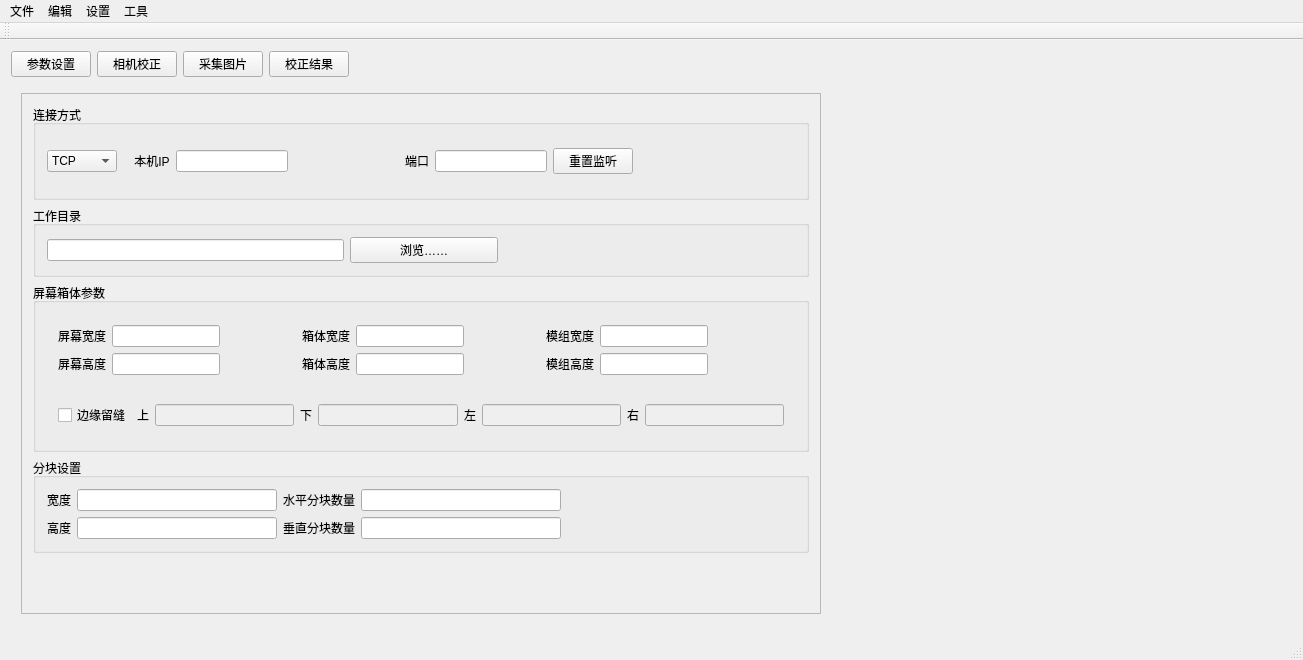
The window that miniLED_vs/mainwindow.ui (syhl268/miniLED_vs) describes before a commit, drawn with Qt 5.
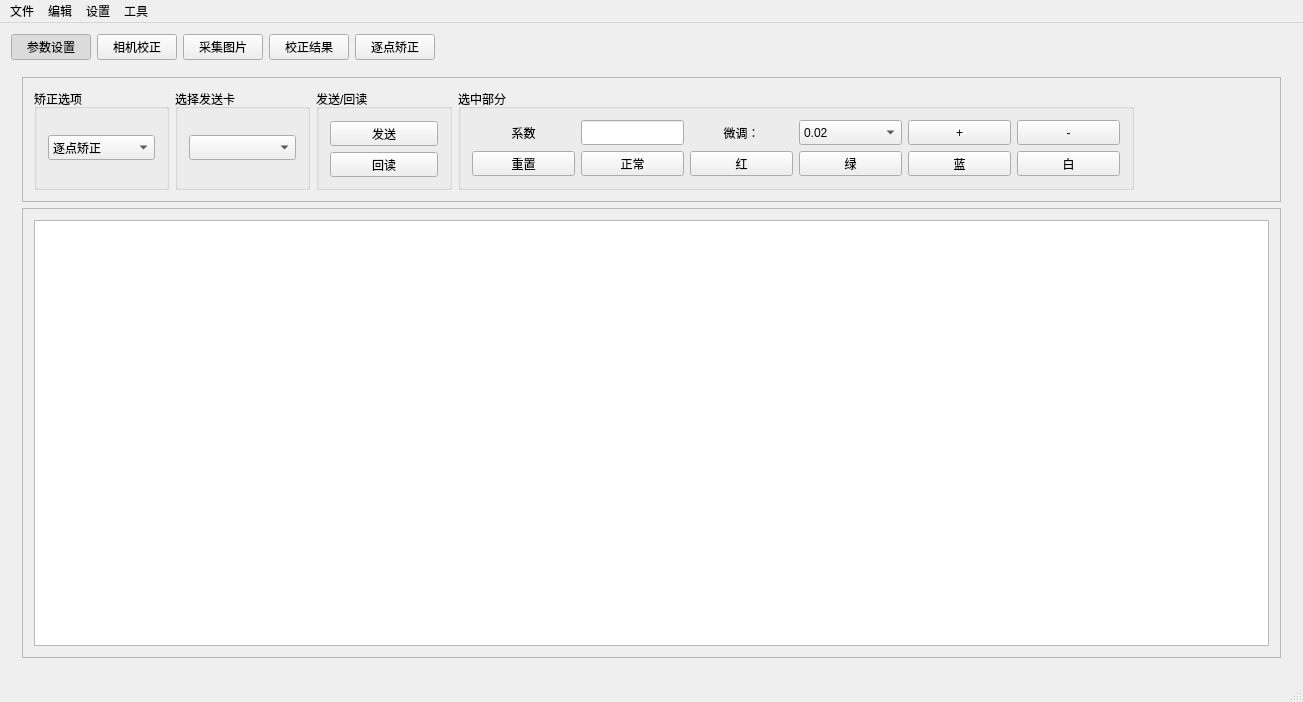
The same window after the commit. The open tabs and pages were chosen to show the change. Custom widgets are drawn as their Qt base class.

The edit to the form file:
```diff
--- a/miniLED_vs/mainwindow.ui
+++ b/miniLED_vs/mainwindow.ui
@@ -7,7 +7,7 @@
     <x>0</x>
     <y>0</y>
     <width>1303</width>
-    <height>660</height>
+    <height>702</height>
    </rect>
   </property>
   <property name="windowTitle">
@@ -19,33 +19,118 @@
      <layout class="QHBoxLayout" name="horizontalLayout">
       <item>
        <widget class="QPushButton" name="pushButton_ParameterSet">
+        <property name="minimumSize">
+         <size>
+          <width>70</width>
+          <height>0</height>
+         </size>
+        </property>
         <property name="styleSheet">
          <string notr="true"/>
         </property>
         <property name="text">
          <string>参数设置</string>
         </property>
+        <property name="checkable">
+         <bool>true</bool>
+        </property>
+        <property name="checked">
+         <bool>true</bool>
+        </property>
+        <property name="autoRepeat">
+         <bool>true</bool>
+        </property>
+        <property name="autoExclusive">
+         <bool>true</bool>
+        </property>
        </widget>
       </item>
       <item>
        <widget class="QPushButton" name="pushButton_CameraCalibration">
+        <property name="minimumSize">
+         <size>
+          <width>70</width>
+          <height>0</height>
+         </size>
+        </property>
         <property name="text">
          <string>相机校正</string>
         </property>
+        <property name="checkable">
+         <bool>true</bool>
+        </property>
+        <property name="autoRepeat">
+         <bool>true</bool>
+        </property>
+        <property name="autoExclusive">
+         <bool>true</bool>
+        </property>
        </widget>
       </item>
       <item>
        <widget class="QPushButton" name="pushButton_PickPicture">
+        <property name="minimumSize">
+         <size>
+          <width>70</width>
+          <height>0</height>
+         </size>
+        </property>
         <property name="text">
          <string>采集图片</string>
         </property>
+        <property name="checkable">
+         <bool>true</bool>
+        </property>
+        <property name="autoRepeat">
+         <bool>true</bool>
+        </property>
+        <property name="autoExclusive">
+         <bool>true</bool>
+        </property>
        </widget>
       </item>
       <item>
        <widget class="QPushButton" name="pushButton_CalibrationResult">
+        <property name="minimumSize">
+         <size>
+          <width>70</width>
+          <height>0</height>
+         </size>
+        </property>
         <property name="text">
          <string>校正结果</string>
         </property>
+        <property name="checkable">
+         <bool>true</bool>
+        </property>
+        <property name="autoRepeat">
+         <bool>true</bool>
+        </property>
+        <property name="autoExclusive">
+         <bool>true</bool>
+        </property>
+       </widget>
+      </item>
+      <item>
+       <widget class="QPushButton" name="pushButton_PointsCalibration">
+        <property name="minimumSize">
+         <size>
+          <width>70</width>
+          <height>0</height>
+         </size>
+        </property>
+        <property name="text">
+         <string>逐点矫正</string>
+        </property>
+        <property name="checkable">
+         <bool>true</bool>
+        </property>
+        <property name="autoRepeat">
+         <bool>true</bool>
+        </property>
+        <property name="autoExclusive">
+         <bool>true</bool>
+        </property>
        </widget>
       </item>
       <item>
@@ -75,7 +160,7 @@
           <x>10</x>
           <y>10</y>
           <width>800</width>
-          <height>521</height>
+          <height>547</height>
          </rect>
         </property>
         <property name="frameShape">
@@ -84,7 +169,7 @@
         <property name="frameShadow">
          <enum>QFrame::Raised</enum>
         </property>
-        <layout class="QVBoxLayout" name="verticalLayout_9">
+        <layout class="QVBoxLayout" name="verticalLayout_9" stretch="2,1,4,1,4">
          <item>
           <widget class="QGroupBox" name="groupBox_4">
            <property name="title">
@@ -569,17 +654,43 @@
           </widget>
          </item>
          <item>
-          <spacer name="verticalSpacer_3">
-           <property name="orientation">
-            <enum>Qt::Vertical</enum>
+          <widget class="QFrame" name="frame_4">
+           <property name="frameShape">
+            <enum>QFrame::StyledPanel</enum>
            </property>
-           <property name="sizeHint" stdset="0">
-            <size>
-             <width>20</width>
-             <height>99</height>
-            </size>
+           <property name="frameShadow">
+            <enum>QFrame::Raised</enum>
            </property>
-          </spacer>
+           <layout class="QHBoxLayout" name="horizontalLayout_16" stretch="8,1,1">
+            <item>
+             <spacer name="horizontalSpacer_16">
+              <property name="orientation">
+               <enum>Qt::Horizontal</enum>
+              </property>
+              <property name="sizeHint" stdset="0">
+               <size>
+                <width>595</width>
+                <height>20</height>
+               </size>
+              </property>
+             </spacer>
+            </item>
+            <item>
+             <widget class="QPushButton" name="pushButton_Sure">
+              <property name="text">
+               <string>确定</string>
+              </property>
+             </widget>
+            </item>
+            <item>
+             <widget class="QPushButton" name="pushButton_Cancel">
+              <property name="text">
+               <string>取消</string>
+              </property>
+             </widget>
+            </item>
+           </layout>
+          </widget>
          </item>
         </layout>
        </widget>
@@ -1351,6 +1462,476 @@
         </item>
        </layout>
       </widget>
+      <widget class="QWidget" name="page_7">
+       <layout class="QVBoxLayout" name="verticalLayout_14" stretch="1,8">
+        <item>
+         <widget class="QFrame" name="frame_2">
+          <property name="frameShape">
+           <enum>QFrame::StyledPanel</enum>
+          </property>
+          <property name="frameShadow">
+           <enum>QFrame::Raised</enum>
+          </property>
+          <layout class="QHBoxLayout" name="horizontalLayout_12" stretch="1,1,1,5,1">
+           <item>
+            <widget class="QGroupBox" name="groupBox_7">
+             <property name="title">
+              <string>矫正选项</string>
+             </property>
+             <layout class="QHBoxLayout" name="horizontalLayout_14">
+              <item>
+               <widget class="QComboBox" name="comboBox">
+                <property name="minimumSize">
+                 <size>
+                  <width>0</width>
+                  <height>25</height>
+                 </size>
+                </property>
+                <property name="maximumSize">
+                 <size>
+                  <width>16777215</width>
+                  <height>16777215</height>
+                 </size>
+                </property>
+                <item>
+                 <property name="text">
+                  <string>逐点矫正</string>
+                 </property>
+                </item>
+                <item>
+                 <property name="text">
+                  <string>拼缝矫正</string>
+                 </property>
+                </item>
+               </widget>
+              </item>
+             </layout>
+            </widget>
+           </item>
+           <item>
+            <widget class="QGroupBox" name="groupBox_8">
+             <property name="title">
+              <string>选择发送卡</string>
+             </property>
+             <layout class="QHBoxLayout" name="horizontalLayout_15">
+              <item>
+               <widget class="QComboBox" name="comboBox_2">
+                <property name="minimumSize">
+                 <size>
+                  <width>0</width>
+                  <height>25</height>
+                 </size>
+                </property>
+                <property name="maximumSize">
+                 <size>
+                  <width>16777215</width>
+                  <height>16777215</height>
+                 </size>
+                </property>
+               </widget>
+              </item>
+             </layout>
+            </widget>
+           </item>
+           <item>
+            <widget class="QGroupBox" name="groupBox_9">
+             <property name="title">
+              <string>发送/回读</string>
+             </property>
+             <layout class="QVBoxLayout" name="verticalLayout_15">
+              <item>
+               <widget class="QPushButton" name="pushButton_3">
+                <property name="minimumSize">
+                 <size>
+                  <width>0</width>
+                  <height>25</height>
+                 </size>
+                </property>
+                <property name="maximumSize">
+                 <size>
+                  <width>16777215</width>
+                  <height>22</height>
+                 </size>
+                </property>
+                <property name="text">
+                 <string>发送</string>
+                </property>
+               </widget>
+              </item>
+              <item>
+               <widget class="QPushButton" name="pushButton_10">
+                <property name="minimumSize">
+                 <size>
+                  <width>0</width>
+                  <height>25</height>
+                 </size>
+                </property>
+                <property name="maximumSize">
+                 <size>
+                  <width>16777215</width>
+                  <height>22</height>
+                 </size>
+                </property>
+                <property name="text">
+                 <string>回读</string>
+                </property>
+               </widget>
+              </item>
+             </layout>
+            </widget>
+           </item>
+           <item>
+            <widget class="QGroupBox" name="groupBox_10">
+             <property name="title">
+              <string>选中部分</string>
+             </property>
+             <layout class="QGridLayout" name="gridLayout_3" columnstretch="1,1,1,1,1,1" columnminimumwidth="1,1,1,1,1,1">
+              <item row="0" column="0">
+               <widget class="QLabel" name="label_35">
+                <property name="minimumSize">
+                 <size>
+                  <width>0</width>
+                  <height>25</height>
+                 </size>
+                </property>
+                <property name="maximumSize">
+                 <size>
+                  <width>16777215</width>
+                  <height>30</height>
+                 </size>
+                </property>
+                <property name="text">
+                 <string>系数</string>
+                </property>
+                <property name="alignment">
+                 <set>Qt::AlignCenter</set>
+                </property>
+               </widget>
+              </item>
+              <item row="2" column="0">
+               <widget class="QPushButton" name="pushButton_13">
+                <property name="minimumSize">
+                 <size>
+                  <width>0</width>
+                  <height>25</height>
+                 </size>
+                </property>
+                <property name="maximumSize">
+                 <size>
+                  <width>16777215</width>
+                  <height>30</height>
+                 </size>
+                </property>
+                <property name="text">
+                 <string>重置</string>
+                </property>
+               </widget>
+              </item>
+              <item row="0" column="1">
+               <widget class="QLineEdit" name="lineEdit_CurValue">
+                <property name="minimumSize">
+                 <size>
+                  <width>0</width>
+                  <height>25</height>
+                 </size>
+                </property>
+                <property name="maximumSize">
+                 <size>
+                  <width>16777215</width>
+                  <height>30</height>
+                 </size>
+                </property>
+               </widget>
+              </item>
+              <item row="0" column="2">
+               <widget class="QLabel" name="label_36">
+                <property name="minimumSize">
+                 <size>
+                  <width>0</width>
+                  <height>25</height>
+                 </size>
+                </property>
+                <property name="maximumSize">
+                 <size>
+                  <width>16777215</width>
+                  <height>30</height>
+                 </size>
+                </property>
+                <property name="text">
+                 <string>微调：</string>
+                </property>
+                <property name="alignment">
+                 <set>Qt::AlignCenter</set>
+                </property>
+               </widget>
+              </item>
+              <item row="2" column="1">
+               <widget class="QPushButton" name="pushButton_Normal">
+                <property name="minimumSize">
+                 <size>
+                  <width>0</width>
+                  <height>25</height>
+                 </size>
+                </property>
+                <property name="maximumSize">
+                 <size>
+                  <width>16777215</width>
+                  <height>30</height>
+                 </size>
+                </property>
+                <property name="text">
+                 <string>正常</string>
+                </property>
+                <property name="checkable">
+                 <bool>true</bool>
+                </property>
+                <property name="autoExclusive">
+                 <bool>true</bool>
+                </property>
+               </widget>
+              </item>
+              <item row="2" column="2">
+               <widget class="QPushButton" name="pushButton_Red">
+                <property name="minimumSize">
+                 <size>
+                  <width>0</width>
+                  <height>25</height>
+                 </size>
+                </property>
+                <property name="maximumSize">
+                 <size>
+                  <width>16777215</width>
+                  <height>30</height>
+                 </size>
+                </property>
+                <property name="text">
+                 <string>红</string>
+                </property>
+                <property name="checkable">
+                 <bool>true</bool>
+                </property>
+                <property name="autoRepeat">
+                 <bool>true</bool>
+                </property>
+                <property name="autoExclusive">
+                 <bool>true</bool>
+                </property>
+               </widget>
+              </item>
+              <item row="2" column="3">
+               <widget class="QPushButton" name="pushButton_Green">
+                <property name="minimumSize">
+                 <size>
+                  <width>0</width>
+                  <height>25</height>
+                 </size>
+                </property>
+                <property name="maximumSize">
+                 <size>
+                  <width>16777215</width>
+                  <height>30</height>
+                 </size>
+                </property>
+                <property name="text">
+                 <string>绿</string>
+                </property>
+                <property name="checkable">
+                 <bool>true</bool>
+                </property>
+                <property name="autoRepeat">
+                 <bool>true</bool>
+                </property>
+                <property name="autoExclusive">
+                 <bool>true</bool>
+                </property>
+               </widget>
+              </item>
+              <item row="0" column="3">
+               <widget class="QComboBox" name="comboBox_SelectDeltaValue">
+                <property name="minimumSize">
+                 <size>
+                  <width>0</width>
+                  <height>25</height>
+                 </size>
+                </property>
+                <property name="maximumSize">
+                 <size>
+                  <width>16777215</width>
+                  <height>30</height>
+                 </size>
+                </property>
+                <item>
+                 <property name="text">
+                  <string>0.02</string>
+                 </property>
+                </item>
+                <item>
+                 <property name="text">
+                  <string>0.01</string>
+                 </property>
+                </item>
+                <item>
+                 <property name="text">
+                  <string>0.005</string>
+                 </property>
+                </item>
+                <item>
+                 <property name="text">
+                  <string>5%</string>
+                 </property>
+                </item>
+                <item>
+                 <property name="text">
+                  <string>2%</string>
+                 </property>
+                </item>
+                <item>
+                 <property name="text">
+                  <string>1%</string>
+                 </property>
+                </item>
+                <item>
+                 <property name="text">
+                  <string>1/63</string>
+                 </property>
+                </item>
+                <item>
+                 <property name="text">
+                  <string>1/255</string>
+                 </property>
+                </item>
+               </widget>
+              </item>
+              <item row="0" column="4">
+               <widget class="QPushButton" name="pushButton_Plus">
+                <property name="minimumSize">
+                 <size>
+                  <width>0</width>
+                  <height>25</height>
+                 </size>
+                </property>
+                <property name="maximumSize">
+                 <size>
+                  <width>16777215</width>
+                  <height>30</height>
+                 </size>
+                </property>
+                <property name="text">
+                 <string>+</string>
+                </property>
+               </widget>
+              </item>
+              <item row="2" column="4">
+               <widget class="QPushButton" name="pushButton_Blue">
+                <property name="minimumSize">
+                 <size>
+                  <width>0</width>
+                  <height>25</height>
+                 </size>
+                </property>
+                <property name="maximumSize">
+                 <size>
+                  <width>16777215</width>
+                  <height>30</height>
+                 </size>
+                </property>
+                <property name="text">
+                 <string>蓝</string>
+                </property>
+                <property name="checkable">
+                 <bool>true</bool>
+                </property>
+                <property name="autoRepeat">
+                 <bool>true</bool>
+                </property>
+                <property name="autoExclusive">
+                 <bool>true</bool>
+                </property>
+               </widget>
+              </item>
+              <item row="0" column="5">
+               <widget class="QPushButton" name="pushButton_Sub">
+                <property name="minimumSize">
+                 <size>
+                  <width>0</width>
+                  <height>25</height>
+                 </size>
+                </property>
+                <property name="maximumSize">
+                 <size>
+                  <width>16777215</width>
+                  <height>30</height>
+                 </size>
+                </property>
+                <property name="text">
+                 <string>-</string>
+                </property>
+               </widget>
+              </item>
+              <item row="2" column="5">
+               <widget class="QPushButton" name="pushButton_White">
+                <property name="minimumSize">
+                 <size>
+                  <width>0</width>
+                  <height>25</height>
+                 </size>
+                </property>
+                <property name="maximumSize">
+                 <size>
+                  <width>16777215</width>
+                  <height>30</height>
+                 </size>
+                </property>
+                <property name="text">
+                 <string>白</string>
+                </property>
+                <property name="checkable">
+                 <bool>true</bool>
+                </property>
+                <property name="autoRepeat">
+                 <bool>true</bool>
+                </property>
+                <property name="autoExclusive">
+                 <bool>true</bool>
+                </property>
+               </widget>
+              </item>
+             </layout>
+            </widget>
+           </item>
+           <item>
+            <spacer name="horizontalSpacer_15">
+             <property name="orientation">
+              <enum>Qt::Horizontal</enum>
+             </property>
+             <property name="sizeHint" stdset="0">
+              <size>
+               <width>40</width>
+               <height>20</height>
+              </size>
+             </property>
+            </spacer>
+           </item>
+          </layout>
+         </widget>
+        </item>
+        <item>
+         <widget class="QFrame" name="frame_3">
+          <property name="frameShape">
+           <enum>QFrame::StyledPanel</enum>
+          </property>
+          <property name="frameShadow">
+           <enum>QFrame::Raised</enum>
+          </property>
+          <layout class="QHBoxLayout" name="horizontalLayout_13">
+           <item>
+            <widget class="QTableView" name="tableView_everyPoint"/>
+           </item>
+          </layout>
+         </widget>
+        </item>
+       </layout>
+      </widget>
      </widget>
     </item>
    </layout>
@@ -1389,14 +1970,6 @@
    <addaction name="menu_3"/>
    <addaction name="menu_4"/>
   </widget>
-  <widget class="QToolBar" name="mainToolBar">
-   <attribute name="toolBarArea">
-    <enum>TopToolBarArea</enum>
-   </attribute>
-   <attribute name="toolBarBreak">
-    <bool>false</bool>
-   </attribute>
-  </widget>
   <widget class="QStatusBar" name="statusBar"/>
  </widget>
  <layoutdefault spacing="6" margin="11"/>
```
Left out of the diff: 156 changed lines with no effect on the pictures.
